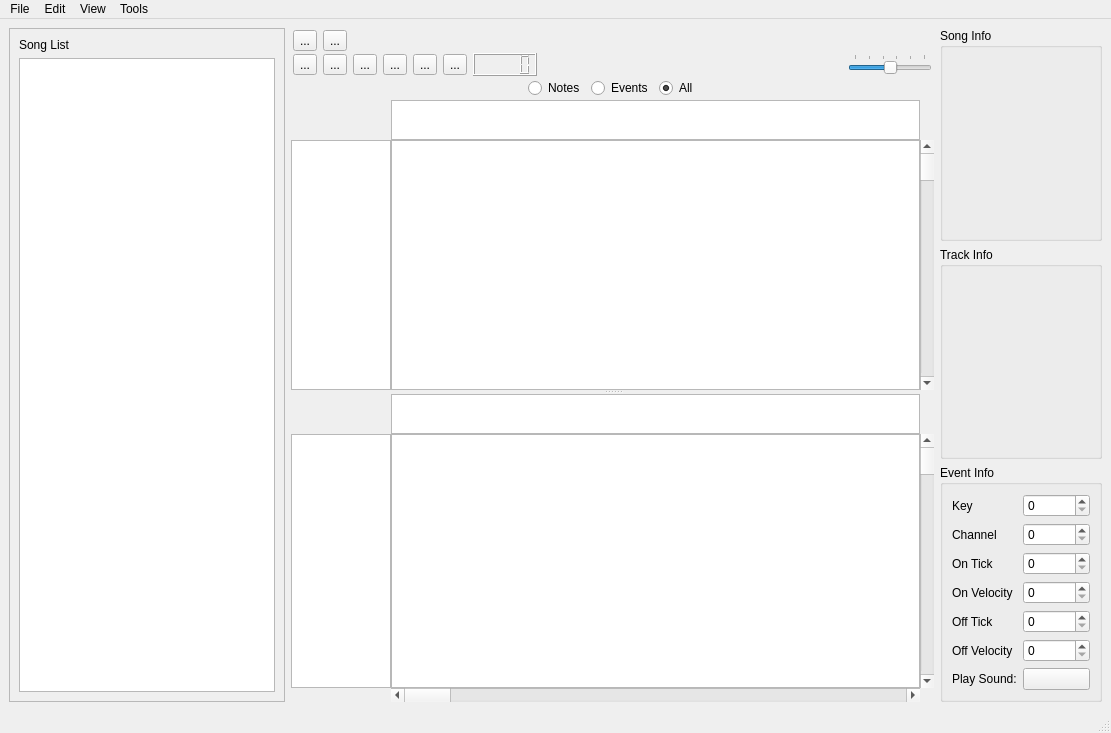
Qt form src/ui/mainwindow.ui (garakmon/gtm) before a commit.
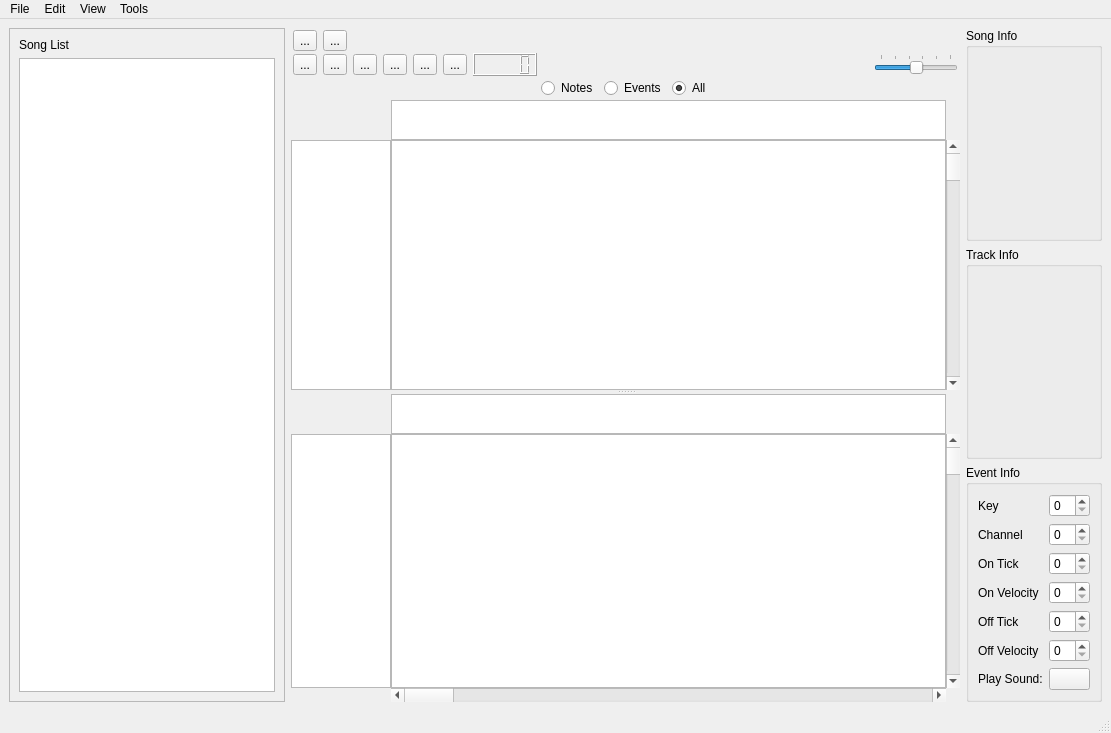
The same form after that commit. Icons and pictures are not drawn. Custom widgets are drawn as their Qt base class.

Diff of the .ui file:
```diff
--- a/src/ui/mainwindow.ui
+++ b/src/ui/mainwindow.ui
@@ -405,9 +405,6 @@
             <property name="focusPolicy">
              <enum>Qt::TabFocus</enum>
             </property>
-            <property name="maximum">
-             <number>2147483647</number>
-            </property>
            </widget>
           </item>
           <item row="6" column="1">
@@ -468,9 +465,6 @@
             <property name="focusPolicy">
              <enum>Qt::TabFocus</enum>
             </property>
-            <property name="maximum">
-             <number>2147483647</number>
-            </property>
            </widget>
           </item>
           <item row="2" column="1">
@@ -478,9 +472,6 @@
             <property name="focusPolicy">
              <enum>Qt::TabFocus</enum>
             </property>
-            <property name="maximum">
-             <number>2147483647</number>
-            </property>
            </widget>
           </item>
           <item row="3" column="1">
@@ -488,9 +479,6 @@
             <property name="focusPolicy">
              <enum>Qt::TabFocus</enum>
             </property>
-            <property name="maximum">
-             <number>2147483647</number>
-            </property>
            </widget>
           </item>
           <item row="4" column="1">
@@ -498,9 +486,6 @@
             <property name="focusPolicy">
              <enum>Qt::TabFocus</enum>
             </property>
-            <property name="maximum">
-             <number>2147483647</number>
-            </property>
            </widget>
           </item>
           <item row="5" column="1">
@@ -508,9 +493,6 @@
             <property name="focusPolicy">
              <enum>Qt::TabFocus</enum>
             </property>
-            <property name="maximum">
-             <number>2147483647</number>
-            </property>
            </widget>
           </item>
          </layout>
@@ -539,7 +521,7 @@
          <rect>
           <x>0</x>
           <y>0</y>
-          <width>569</width>
+          <width>599</width>
           <height>275</height>
          </rect>
         </property>
@@ -616,7 +598,7 @@
          <rect>
           <x>0</x>
           <y>0</y>
-          <width>569</width>
+          <width>599</width>
           <height>293</height>
          </rect>
         </property>
```
Left out of the diff: 4 changed lines with no effect on the pictures.
